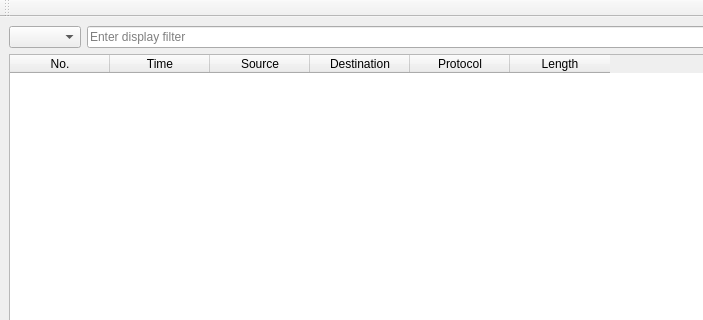
Above: forms/mainwindow.ui from ra4ing/sniffer before the change; both pictures show x 0 to 703 and y 0 to 320 of the 1024 by 768 pixel window. Below: the same form after it.
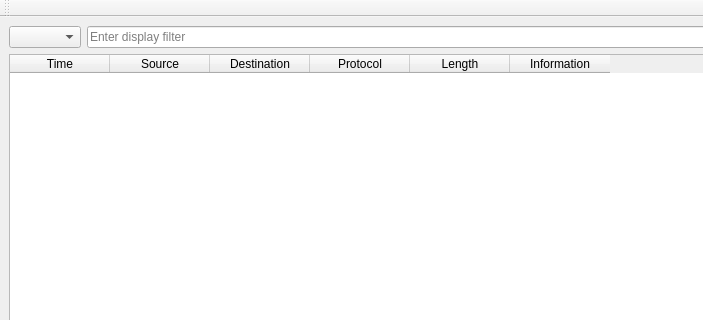
That is the form after the change.

```diff
--- a/forms/mainwindow.ui
+++ b/forms/mainwindow.ui
@@ -61,11 +61,6 @@
        <property name="columnCount">
         <number>6</number>
        </property>
-       <column>
-        <property name="text">
-         <string>No.</string>
-        </property>
-       </column>
        <column>
         <property name="text">
          <string>Time</string>
@@ -91,6 +86,11 @@
          <string>Length</string>
         </property>
        </column>
+       <column>
+        <property name="text">
+         <string>Information</string>
+        </property>
+       </column>
       </widget>
       <widget class="QSplitter" name="detailsHexSplitter">
        <property name="orientation">
```
